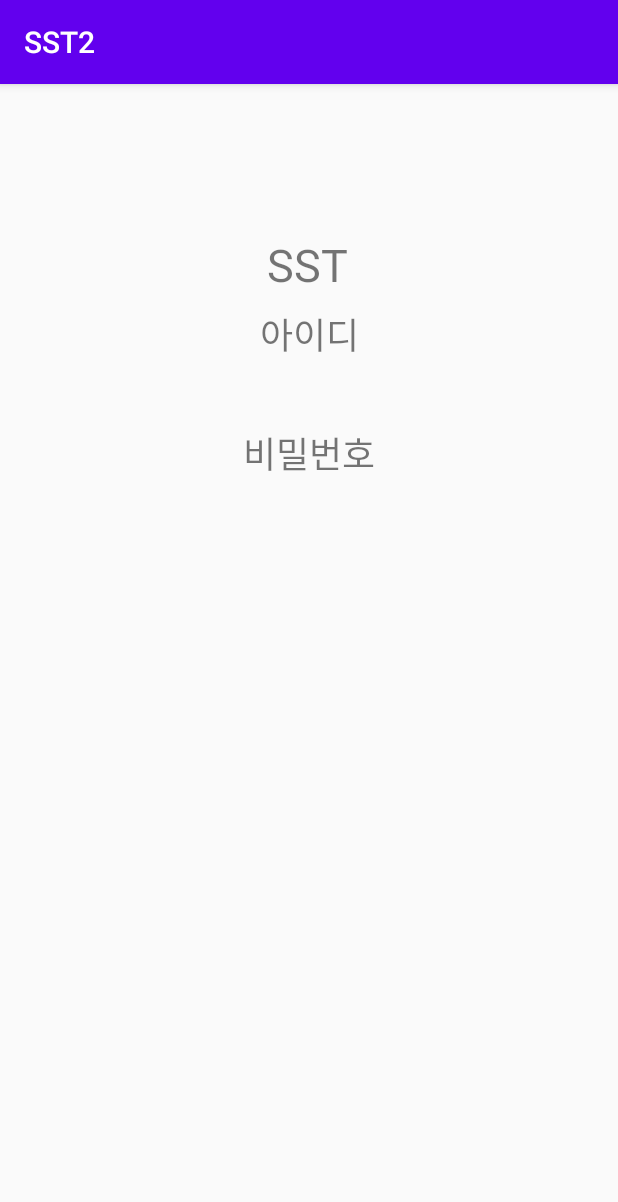
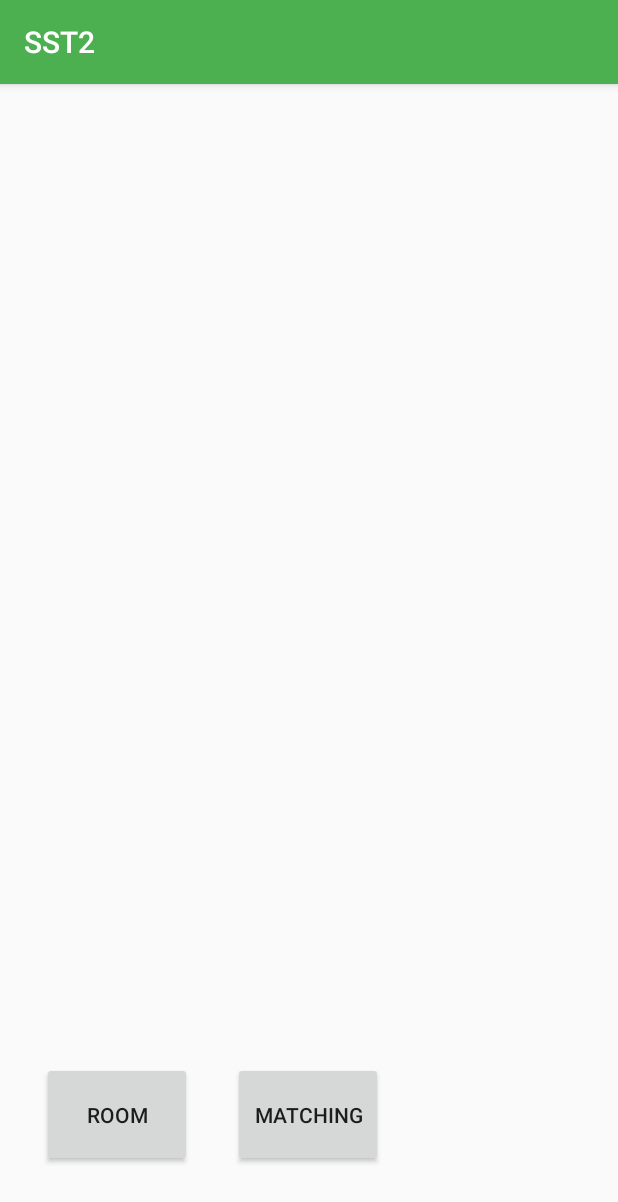
Before and after one commit to hihello0715/SST, an Android app: the MainActivity screen opened directly, with no data from a screen before it, on a phone screen of 412 x 824 dp. Shown: the top 1202 px of the screen. Run offline under Robolectric (Android 15) with nearby library versions, the phone set to English and light mode, and no system bars; network calls fail.

Commit message:
테스트

```diff
--- a/app/build.gradle
+++ b/app/build.gradle
@@ -27,6 +27,7 @@ dependencies {
     implementation 'androidx.appcompat:appcompat:1.2.0'
     implementation 'androidx.constraintlayout:constraintlayout:2.0.2'
     implementation 'com.android.volley:volley:1.1.1'
+    implementation 'com.google.android.material:material:1.2.1'
     testImplementation 'junit:junit:4.12'
     androidTestImplementation 'androidx.test.ext:junit:1.1.2'
     androidTestImplementation 'androidx.test.espresso:espresso-core:3.3.0'
--- a/app/src/main/java/com/example/sst2/MainActivity.java
+++ b/app/src/main/java/com/example/sst2/MainActivity.java
@@ -4,10 +4,11 @@ import androidx.appcompat.app.AppCompatActivity;
 
 import android.content.Intent;
 import android.os.Bundle;
+import android.view.View;
 import android.widget.TextView;
 
 public class MainActivity extends AppCompatActivity {
-    private TextView tv_id, tv_pass;
+    private TextView tv_id, tv_name, btn_room, btn_matching;
 
     @Override
     protected void onCreate(Bundle savedInstanceState) {
@@ -15,12 +16,33 @@ public class MainActivity extends AppCompatActivity {
         setContentView(R.layout.activity_main);
 
         tv_id =findViewById(R.id.tv_id);
-        tv_pass= findViewById(R.id.tv_pass);
+        tv_name =findViewById(R.id.tv_name);
+        btn_room = findViewById(R.id.btn_room);
+        btn_room.setOnClickListener(new View.OnClickListener() {
+            @Override
+            public void onClick(View v) {
+                Intent intent = new Intent(MainActivity.this, RoomActivity.class);
+                startActivity(intent); //액티비티 이동
+            }
+        });
+        btn_matching = findViewById(R.id.btn_matching);
+        btn_matching.setOnClickListener(new View.OnClickListener() {
+            @Override
+            public void onClick(View v) {
+                Intent intent = new Intent(MainActivity.this, MatchingActivity.class);
+                startActivity(intent); //액티비티 이동
+            }
+        });
+
         Intent intent = getIntent();
         String userID = intent.getStringExtra("userID");
-        String userPass = intent.getStringExtra("userPass");
+        String userName = intent.getStringExtra("userName");
+
+
 
         tv_id.setText(userID);
-        tv_pass.setText(userPass);
+        tv_name.setText(userName);
+
+
     }
 }
--- a/app/src/main/res/layout/activity_main.xml
+++ b/app/src/main/res/layout/activity_main.xml
@@ -7,75 +7,54 @@
     tools:context=".MainActivity">
 
     <TextView
-        android:id="@+id/textView7"
-        android:layout_width="wrap_content"
-        android:layout_height="wrap_content"
-        android:layout_marginTop="100dp"
-        android:text="SST"
-        android:textSize="30sp"
-        app:layout_constraintBottom_toBottomOf="parent"
-        app:layout_constraintEnd_toEndOf="parent"
-        app:layout_constraintHorizontal_bias="0.498"
-        app:layout_constraintStart_toStartOf="parent"
-        app:layout_constraintTop_toTopOf="parent"
-        app:layout_constraintVertical_bias="0.0" />
-
-    <TextView
-        android:id="@+id/textView9"
-        android:layout_width="wrap_content"
-        android:layout_height="wrap_content"
-        android:layout_marginStart="8dp"
-        android:layout_marginLeft="8dp"
-        android:layout_marginTop="8dp"
-        android:layout_marginEnd="8dp"
-        android:layout_marginRight="8dp"
-        android:text="아이디"
-        android:textSize="24sp"
-        app:layout_constraintEnd_toEndOf="parent"
-        app:layout_constraintStart_toStartOf="parent"
-        app:layout_constraintTop_toBottomOf="@+id/textView7" />
-
-    <TextView
         android:id="@+id/tv_id"
         android:layout_width="wrap_content"
         android:layout_height="wrap_content"
         android:layout_marginStart="8dp"
         android:layout_marginLeft="8dp"
-        android:layout_marginTop="8dp"
-        android:layout_marginEnd="8dp"
-        android:layout_marginRight="8dp"
         android:text="TextView"
         android:textSize="20sp"
+        app:layout_constraintBottom_toBottomOf="parent"
         app:layout_constraintEnd_toEndOf="parent"
+        app:layout_constraintHorizontal_bias="0.0"
         app:layout_constraintStart_toStartOf="parent"
-        app:layout_constraintTop_toBottomOf="@+id/textView9" />
+        app:layout_constraintTop_toTopOf="parent"
+        app:layout_constraintVertical_bias="0.022" />
 
     <TextView
-        android:id="@+id/textView11"
+        android:id="@+id/tv_name"
         android:layout_width="wrap_content"
         android:layout_height="wrap_content"
         android:layout_marginStart="8dp"
         android:layout_marginLeft="8dp"
-        android:layout_marginTop="8dp"
-        android:layout_marginEnd="8dp"
-        android:layout_marginRight="8dp"
-        android:text="비밀번호"
-        android:textSize="24sp"
+        android:layout_marginTop="20dp"
+        android:text="TextView"
+        android:textSize="20sp"
         app:layout_constraintEnd_toEndOf="parent"
+        app:layout_constraintHorizontal_bias="0.0"
         app:layout_constraintStart_toStartOf="parent"
         app:layout_constraintTop_toBottomOf="@+id/tv_id" />
 
-    <TextView
-        android:id="@+id/tv_pass"
-        android:layout_width="wrap_content"
-        android:layout_height="wrap_content"
-        android:layout_marginStart="8dp"
-        android:layout_marginLeft="8dp"
-        android:layout_marginEnd="8dp"
-        android:layout_marginRight="8dp"
-        android:text="TextView"
-        android:textSize="20sp"
+    <Button
+        android:id="@+id/btn_room"
+        android:layout_width="100dp"
+        android:layout_height="70dp"
+        android:layout_marginStart="28dp"
+        android:layout_marginLeft="28dp"
+        android:layout_marginTop="652dp"
+        android:text="Room"
+        app:layout_constraintStart_toStartOf="parent"
+        app:layout_constraintTop_toTopOf="parent" />
+
+    <Button
+        android:id="@+id/btn_matching"
+        android:layout_width="100dp"
+        android:layout_height="70dp"
+        android:layout_marginTop="652dp"
+        android:text="Matching"
         app:layout_constraintEnd_toEndOf="parent"
-        app:layout_constraintStart_toStartOf="parent"
-        app:layout_constraintTop_toBottomOf="@+id/textView11" />
+        app:layout_constraintHorizontal_bias="0.147"
+        app:layout_constraintStart_toEndOf="@+id/btn_room"
+        app:layout_constraintTop_toTopOf="parent" />
+
 </androidx.constraintlayout.widget.ConstraintLayout>
--- a/app/src/main/res/values/styles.xml
+++ b/app/src/main/res/values/styles.xml
@@ -2,8 +2,8 @@
     <!-- Base application theme. -->
     <style name="AppTheme" parent="Theme.AppCompat.Light.DarkActionBar">
         <!-- Customize your theme here. -->
-        <item name="colorPrimary">@color/colorPrimary</item>
-        <item name="colorPrimaryDark">@color/colorPrimaryDark</item>
+        <item name="colorPrimary">#4CAF50</item>
+        <item name="colorPrimaryDark">@color/colorPrimaryDark</item> //색깔
         <item name="colorAccent">@color/colorAccent</item>
     </style>
 
```
Also changed, not shown: app/src/main/AndroidManifest.xml (+6 -5 lines), app/src/main/java/com/example/sst2/MatchingActivity.java (added, +14 -0 lines), app/src/main/java/com/example/sst2/RoomActivity.java (added, +14 -0 lines), app/src/main/res/layout/activity_matching.xml (added, +9 -0 lines), app/src/main/res/layout/activity_room.xml (added, +14 -0 lines).
